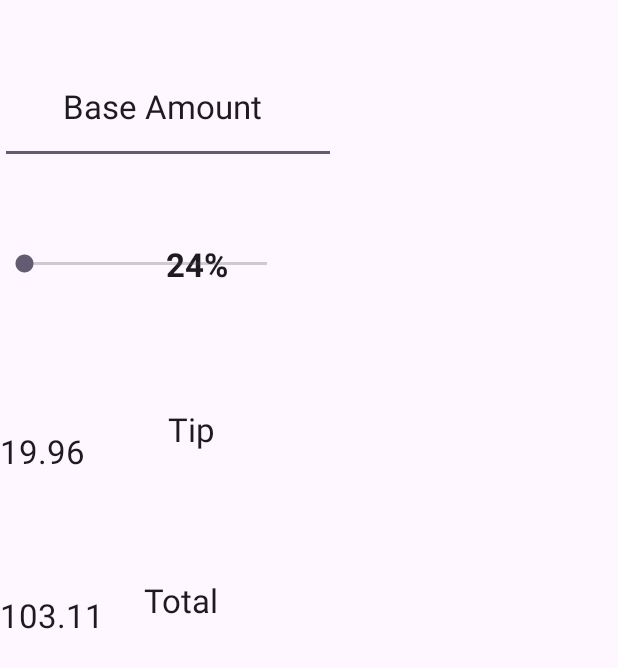
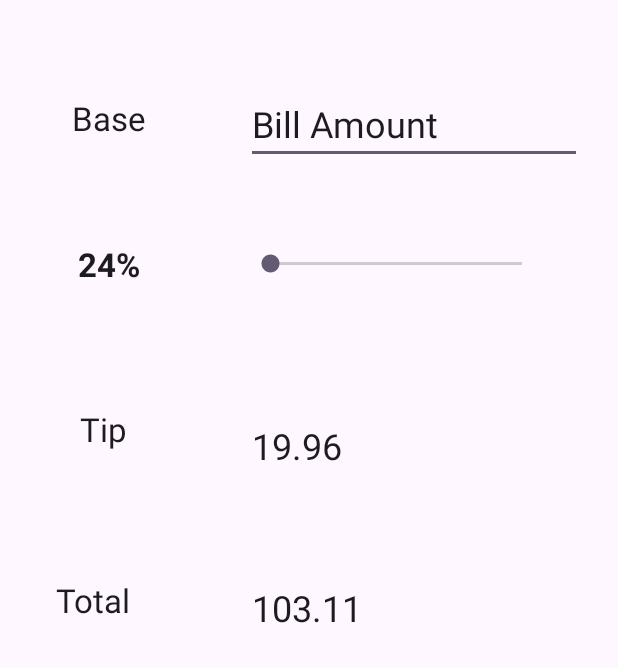
Before and after one commit to harsha-bharadwaj100/Tipper, an Android app: the screen it shows after launch (MainActivity), on a phone screen of 412 x 824 dp. Shown: the top 668 px of the screen. Run offline under Robolectric (Android 15) with nearby library versions, the phone set to English and light mode, and no system bars.

Commit message:
Android App Started!

```diff
--- a/app/src/main/res/layout/activity_main.xml
+++ b/app/src/main/res/layout/activity_main.xml
@@ -8,11 +8,11 @@
 
     <TextView
         android:id="@+id/tvBaseLabel"
-        android:layout_width="136dp"
-        android:layout_height="41dp"
-        android:layout_marginStart="42dp"
-        android:layout_marginTop="56dp"
-        android:text="Base Amount"
+        android:layout_width="71dp"
+        android:layout_height="37dp"
+        android:layout_marginStart="48dp"
+        android:layout_marginTop="64dp"
+        android:text="Base"
         android:textAppearance="@style/TextAppearance.AppCompat.Large"
         app:layout_constraintStart_toStartOf="parent"
         app:layout_constraintTop_toTopOf="parent" />
@@ -21,7 +21,7 @@
         android:id="@+id/tvTipPercentLabel"
         android:layout_width="67dp"
         android:layout_height="26dp"
-        android:layout_marginTop="64dp"
+        android:layout_marginTop="60dp"
         android:text="24%"
         android:textAppearance="@style/TextAppearance.AppCompat.Large"
         android:textStyle="bold"
@@ -53,38 +53,44 @@
         android:layout_width="wrap_content"
         android:layout_height="wrap_content"
         android:layout_marginTop="56dp"
+        android:layout_marginEnd="24dp"
         android:ems="8"
         android:inputType="numberDecimal"
+        android:text="Bill Amount"
+        android:textAppearance="@style/TextAppearance.AppCompat.Medium"
         android:textSize="24sp"
-        app:layout_constraintTop_toTopOf="parent"
-        tools:layout_editor_absoluteX="236dp" />
+        app:layout_constraintEnd_toEndOf="parent"
+        app:layout_constraintTop_toTopOf="parent" />
 
     <SeekBar
         android:id="@+id/seekBarTip"
-        android:layout_width="194dp"
+        android:layout_width="200dp"
         android:layout_height="26dp"
         android:layout_marginTop="53dp"
         android:max="30"
-        app:layout_constraintTop_toBottomOf="@+id/etBaseAmount"
-        tools:layout_editor_absoluteX="256dp" />
+        app:layout_constraintStart_toStartOf="@+id/etBaseAmount"
+        app:layout_constraintTop_toBottomOf="@+id/etBaseAmount" />
 
     <TextView
         android:id="@+id/tvTipAmount"
-        android:layout_width="66dp"
-        android:layout_height="25dp"
-        android:layout_marginTop="97dp"
+        android:layout_width="72dp"
+        android:layout_height="28dp"
+        android:layout_marginStart="4dp"
+        android:layout_marginTop="92dp"
         android:text="19.96"
         android:textAppearance="@style/TextAppearance.AppCompat.Large"
-        app:layout_constraintTop_toBottomOf="@+id/seekBarTip"
-        tools:layout_editor_absoluteX="302dp" />
+        android:textSize="24sp"
+        app:layout_constraintStart_toStartOf="@+id/seekBarTip"
+        app:layout_constraintTop_toBottomOf="@+id/seekBarTip" />
 
     <TextView
         android:id="@+id/tvTotalAmount"
-        android:layout_width="82dp"
-        android:layout_height="25dp"
-        android:layout_marginTop="84dp"
+        android:layout_width="87dp"
+        android:layout_height="34dp"
+        android:layout_marginTop="80dp"
         android:text="103.11"
         android:textAppearance="@style/TextAppearance.AppCompat.Large"
-        app:layout_constraintTop_toBottomOf="@+id/tvTipAmount"
-        tools:layout_editor_absoluteX="302dp" />
+        android:textSize="24sp"
+        app:layout_constraintStart_toStartOf="@+id/tvTipAmount"
+        app:layout_constraintTop_toBottomOf="@+id/tvTipAmount" />
 </androidx.constraintlayout.widget.ConstraintLayout>
```
